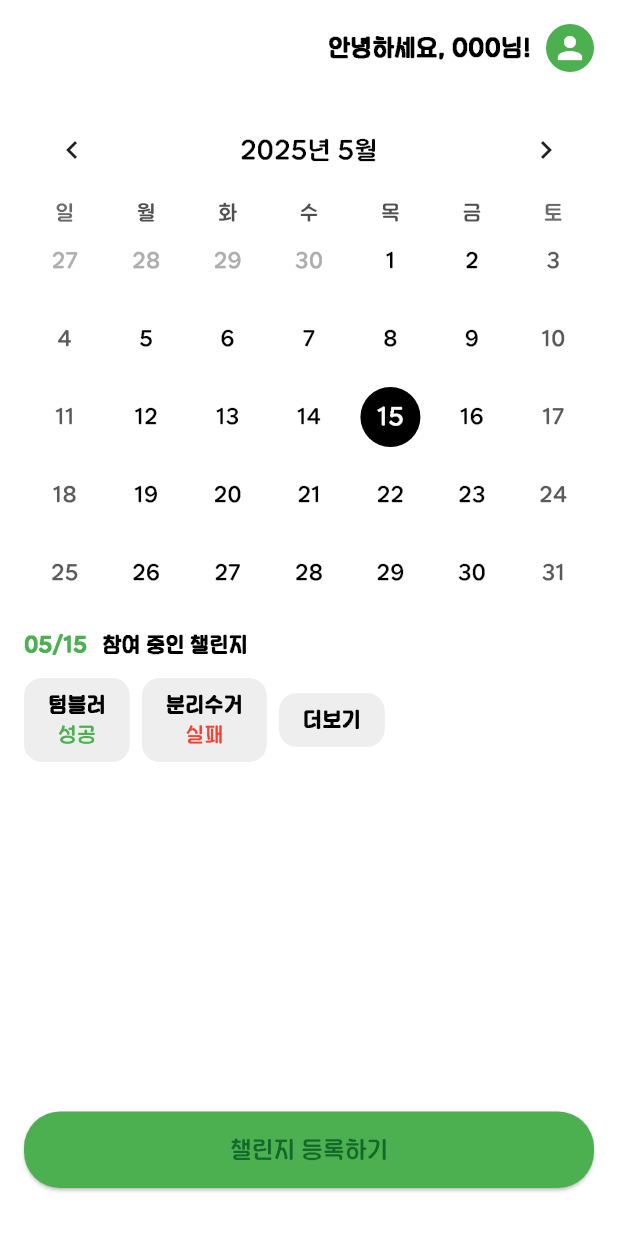
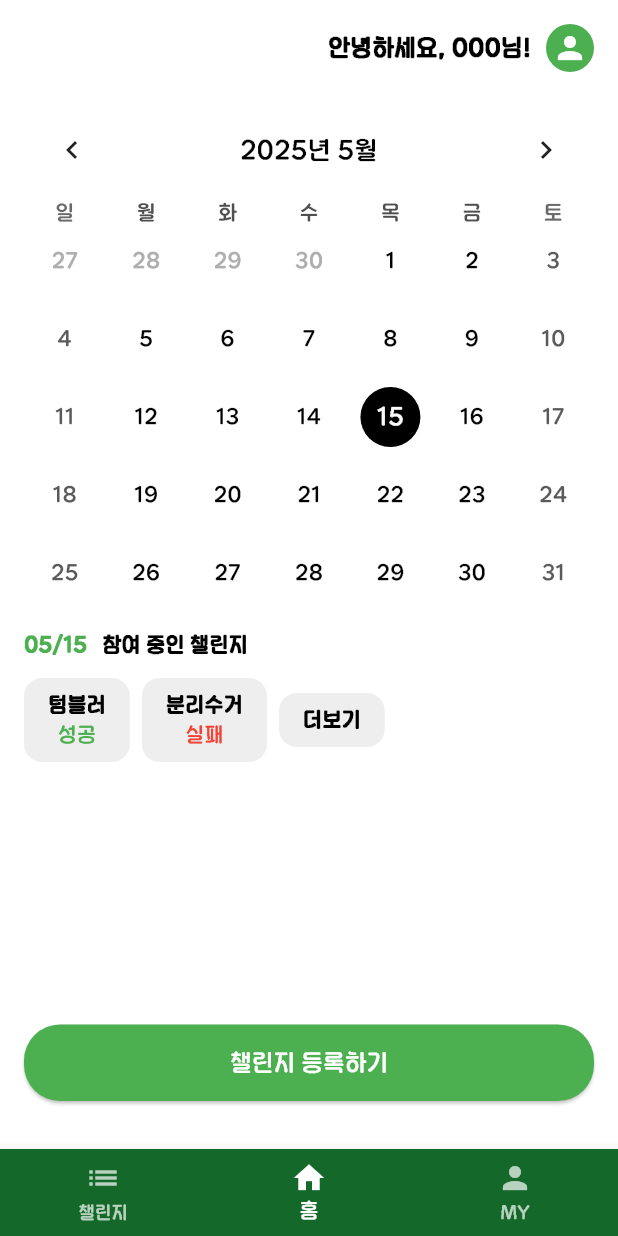
Before and after one commit to seunghye-rain/Greeners-SC, a Flutter app: the HomeScreen screen opened by its route, on a phone screen of 412 x 824 dp. Run offline on Flutter 3.47's test engine with Material 3 defaults, Android fonts, the phone set to English and light mode, and no system bars; drawn by our look-alikes of table_calendar; our stand-ins replace firebase_auth, firebase_core, flutter_dotenv, go_router, google_maps_flutter, google_sign_in and 1 more; missing offline and left inert: dart:html; accounts and stored records are empty; generated files the repository leaves out were written again.

Commit message:
[Feat] 하단바 설정 및 Gemini 시도

```diff
--- a/lib/home/features/screens/home_screen.dart
+++ b/lib/home/features/screens/home_screen.dart
@@ -3,6 +3,8 @@ import 'package:flutter/material.dart';
 import 'package:table_calendar/table_calendar.dart';
 import 'package:intl/intl.dart';
 import 'package:intl/date_symbol_data_local.dart';
+import '../../../core/widgets/app_bottom_nav.dart';
+import 'package:go_router/go_router.dart';
 
 class HomeScreen extends StatefulWidget {
   const HomeScreen({super.key});
@@ -90,13 +92,15 @@ class _HomeScreenState extends State<HomeScreen> {
               SizedBox(
                 width: double.infinity,
                 child: ElevatedButton(
-                  onPressed: () {},
+                  onPressed: () {
+                    context.go('/challenge/select');
+                  },
                   style: ElevatedButton.styleFrom(
                     backgroundColor: Colors.green,
                     padding: const EdgeInsets.symmetric(vertical: 14),
                     shape: RoundedRectangleBorder(borderRadius: BorderRadius.circular(24)),
                   ),
-                  child: const Text('챌린지 등록하기', style: TextStyle(fontSize: 16)),
+                  child: const Text('챌린지 등록하기', style: TextStyle(color: Colors.white, fontSize: 16)),
                 ),
               ),
               const SizedBox(height: 16)
@@ -104,6 +108,7 @@ class _HomeScreenState extends State<HomeScreen> {
           ),
         ),
       ),
+      bottomNavigationBar: const AppBottomNav(currentIndex: 1),
     );
   }
 
--- a/lib/main.dart
+++ b/lib/main.dart
@@ -3,13 +3,14 @@ import 'package:flutter/material.dart';
 import 'router/app_router.dart';
 import 'core/app_color.dart';
 import 'firebase_options.dart';
-import 'package:intl/date_symbol_data_local.dart'; // 추가
+import 'package:intl/date_symbol_data_local.dart';
+import 'package:flutter_dotenv/flutter_dotenv.dart';
 
 void main() async {
   WidgetsFlutterBinding.ensureInitialized();
 
   await initializeDateFormatting('ko', null);
-
+  await dotenv.load(fileName: ".env");
   await Firebase.initializeApp(
     options: DefaultFirebaseOptions.currentPlatform,
   ).then((_) {
--- a/lib/router/app_router.dart
+++ b/lib/router/app_router.dart
@@ -6,6 +6,9 @@ import '../login/features/screens/login_screen.dart';
 import '../login/features/screens/signup_screen.dart';
 import '../mypage/features/screens/mypage_screen.dart';
 import '../challenge/features/screens/challenge_list.dart';
+import '../challenge/features/screens/challenge_create_screen.dart';
+import '../challenge/features/screens/challenge_recommend_screen.dart';
+import '../challenge/features/screens/challenge_select_screen.dart';
 import 'package:greeners_sc/challenge/features/screens/challenge_detail.dart';
 import 'package:greeners_sc/challenge/features/screens/challenge_join.dart';
 
@@ -47,7 +50,18 @@ final GoRouter appRouter = GoRouter(
         );
       },
     ),
-
+    GoRoute(
+      path: '/challenge/select',
+      builder: (context, state) => const ChallengeSelectScreen(),
+    ),
+    GoRoute(
+      path: '/challenge/create',
+      builder: (context, state) => const ChallengeCreateScreen(), // 나중에 만들 파일
+    ),
+    GoRoute(
+      path: '/challenge/recommend',
+      builder: (context, state) => const ChallengeRecommendScreen(), // 나중에 만들 파일
+    ),
 
 
 
--- a/pubspec.yaml
+++ b/pubspec.yaml
@@ -19,6 +19,7 @@ dependencies:
   image_picker: ^1.1.2
   table_calendar: ^3.0.9
   intl: ^0.18.1
+  flutter_dotenv: ^5.0.2
 
 dev_dependencies:
   flutter_test:
@@ -32,6 +33,7 @@ flutter:
     - assets/logo.png
     - assets/google_signin.png
     - assets/google_signup.png
+    - .env
   fonts:
     - family: Money
       fonts:
```
Also changed, not shown: pubspec.lock.
